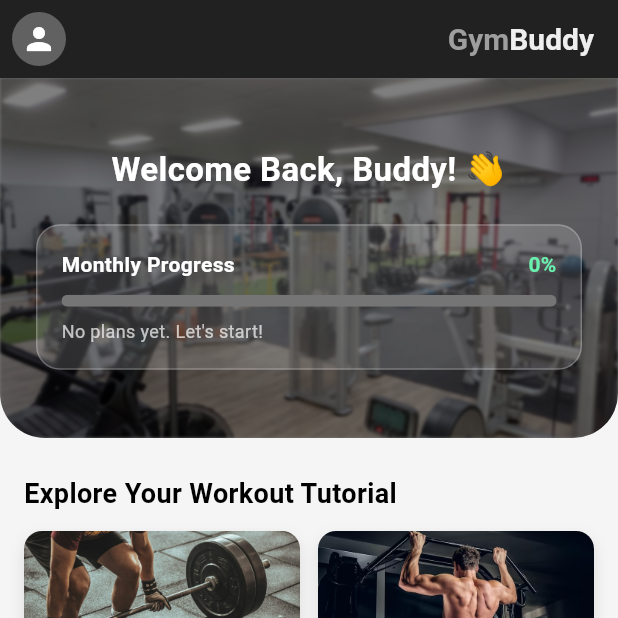
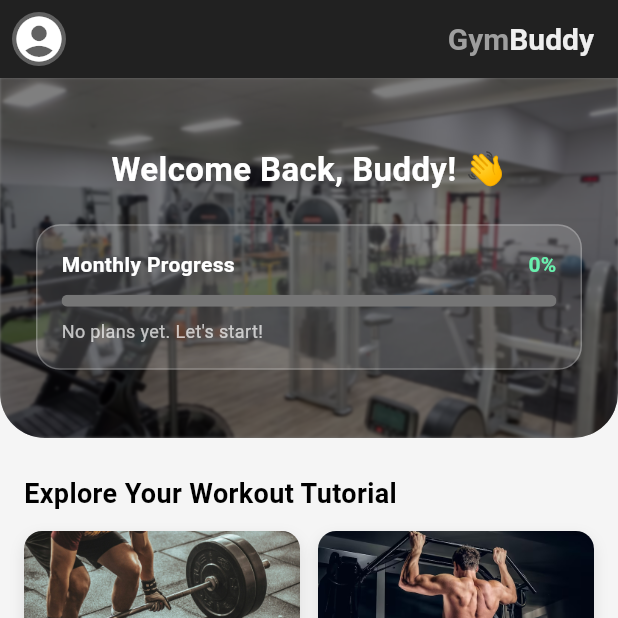
Before and after one commit to pbp-d4-semogalancar/gymbuddy-mobile, a Flutter app: the CommunityPage screen opened directly, item 2 of the bottom bar chosen, after a tap on the "account circle" icon, after a tap on "Home", on a phone screen of 412 x 824 dp, the top half of it. Run offline on Flutter 3.47's test engine with Material 3 defaults, Android fonts, the phone set to English and light mode, and no system bars; missing offline and left inert: pbp_django_auth; network calls fail.

Commit message:
add avatar per header fitur

```diff
--- a/lib/providers/user_provider.dart
+++ b/lib/providers/user_provider.dart
@@ -3,14 +3,21 @@ import 'package:flutter/material.dart';
 class UserProvider with ChangeNotifier {
   int? _userId;
   String? _username;
+  String? _profilePicture;
 
   int? get userId => _userId;
   String? get username => _username;
+  String? get profilePicture => _profilePicture;
 
   // fungsi untuk menyimpan data saat Login berhasil
   void setUser(int id, String uname) {
     _userId = id;
     _username = uname;
+    notifyListeners();
+  }
+
+  void setProfilePicture(String? url) {
+    _profilePicture = url;
     notifyListeners();
   }
 
--- a/lib/screens/community_page.dart
+++ b/lib/screens/community_page.dart
@@ -2,6 +2,7 @@ import 'dart:ui';
 import 'package:flutter/material.dart';
 import 'package:flutter/foundation.dart' show kIsWeb;
 import 'package:gymbuddy/widgets/left_drawer.dart';
+import 'package:gymbuddy/widgets/user_avatar.dart';
 import 'package:gymbuddy/screens/howto_page.dart';
 import 'package:gymbuddy/screens/log_activity_page.dart';
 import 'package:gymbuddy/screens/menu.dart';
@@ -31,7 +32,7 @@ class _CommunityPageState extends State<CommunityPage> {
   String? _error;
 
   final String domain = kIsWeb
-      ? "http://127.0.0.1:8000"
+      ? "https://rexy-adrian-gymbuddy.pbp.cs.ui.ac.id"
       : "http://10.0.2.2:8000";
 
   @override
@@ -144,13 +145,10 @@ class _CommunityPageState extends State<CommunityPage> {
           ),
           child: Row(
             children: [
-              IconButton(
-                icon: const Icon(
-                  Icons.account_circle,
-                  color: Colors.white,
-                  size: 28,
-                ),
-                onPressed: () => Scaffold.of(context).openDrawer(),
+              UserAvatar(
+                isCurrentUser: true,
+                radius: 18,
+                onTap: () => Scaffold.of(context).openDrawer(),
               ),
               const Spacer(),
               Padding(
--- a/lib/screens/create_thread_page.dart
+++ b/lib/screens/create_thread_page.dart
@@ -19,7 +19,7 @@ class _CreateThreadPageState extends State<CreateThreadPage> {
 
   // URL Domain
   final String domain = kIsWeb
-      ? "http://127.0.0.1:8000"
+      ? "https://rexy-adrian-gymbuddy.pbp.cs.ui.ac.id"
       : "http://10.0.2.2:8000";
 
   Future<void> _submitThread(BuildContext context) async {
--- a/lib/screens/edit_thread_page.dart
+++ b/lib/screens/edit_thread_page.dart
@@ -25,7 +25,7 @@ class _EditThreadPageState extends State<EditThreadPage> {
   bool _isLoading = false;
 
   final String domain = kIsWeb
-      ? "http://127.0.0.1:8000"
+      ? "https://rexy-adrian-gymbuddy.pbp.cs.ui.ac.id"
       : "http://10.0.2.2:8000";
 
   @override
--- a/lib/screens/howto_page.dart
+++ b/lib/screens/howto_page.dart
@@ -6,6 +6,7 @@ import 'package:gymbuddy/screens/log_activity_page.dart';
 import 'package:gymbuddy/screens/menu.dart';
 import 'package:gymbuddy/service/howto_service.dart';
 import 'package:gymbuddy/widgets/left_drawer.dart';
+import 'package:gymbuddy/widgets/user_avatar.dart';
 import 'package:pbp_django_auth/pbp_django_auth.dart';
 import 'package:provider/provider.dart';
 
@@ -411,14 +412,10 @@ class _HowtoPageState extends State<HowtoPage> {
           child: Row(
             children: [
               // POIN 2: Icon Profile yang membuka Left Drawer
-              IconButton(
-                icon: const Icon(
-                  Icons.account_circle,
-                  color: Colors.white,
-                  size: 28,
-                ),
-                // Tetap panggil openDrawer agar fungsinya seperti menu burger
-                onPressed: () => Scaffold.of(context).openDrawer(),
+              UserAvatar(
+                isCurrentUser: true,
+                radius: 18,
+                onTap: () => Scaffold.of(context).openDrawer(),
               ),
 
               // Spacer ini akan mendorong widget setelahnya ke paling kanan
--- a/lib/screens/login.dart
+++ b/lib/screens/login.dart
@@ -106,7 +106,7 @@ class _LoginPageState extends State<LoginPage> {
                       // Gunakan '/auth/api/login/' agar masuk ke fungsi 'login_user_api' di backend.
                       // Fungsi ini mengembalikan JSON dan TIDAK melakukan redirect error.
                       final response = await request.login(
-                        "http://127.0.0.1:8000/auth/api/login/",
+                        "https://rexy-adrian-gymbuddy.pbp.cs.ui.ac.id/auth/api/login/",
                         {'username': username, 'password': password},
                       );
 
--- a/lib/screens/menu.dart
+++ b/lib/screens/menu.dart
@@ -8,7 +8,7 @@ import 'package:gymbuddy/screens/log_activity_page.dart';
 import 'package:pbp_django_auth/pbp_django_auth.dart';
 import 'package:provider/provider.dart';
 import 'package:gymbuddy/providers/user_provider.dart';
-import 'package:gymbuddy/widgets/profile_picture_display.dart';
+import 'package:gymbuddy/widgets/user_avatar.dart';
 
 class MyHomePage extends StatefulWidget {
   const MyHomePage({super.key});
@@ -24,8 +24,7 @@ class _MyHomePageState extends State<MyHomePage> {
   int _totalPlans = 0;
   bool _isLoading = true;
 
-  // url profile picture
-  String? _profileImageUrl;
+  final String _baseUrl = "https://rexy-adrian-gymbuddy.pbp.cs.ui.ac.id";
 
   @override
   void initState() {
@@ -34,7 +33,6 @@ class _MyHomePageState extends State<MyHomePage> {
     // Gunakan addPostFrameCallback agar aman akses Provider context
     WidgetsBinding.instance.addPostFrameCallback((_) {
       _fetchProgress();
-      _fetchUserProfile();
     });
   }
 
@@ -45,7 +43,7 @@ class _MyHomePageState extends State<MyHomePage> {
 
     // Tentukan Domain (Localhost Android vs Web)
     final String domain = kIsWeb
-        ? "http://127.0.0.1:8000"
+        ? "https://rexy-adrian-gymbuddy.pbp.cs.ui.ac.id"
         : "http://10.0.2.2:8000";
     final url =
         '$domain/planner/api/get-logs/?year=${now.year}&month=${now.month}';
@@ -81,34 +79,6 @@ class _MyHomePageState extends State<MyHomePage> {
     }
   }
 
-  Future<void> _fetchUserProfile() async {
-    final request = context.read<CookieRequest>();
-    final userProvider = context.read<UserProvider>();
-    final userId = userProvider.userId;
-
-    const String baseUrl = "http://localhost:8000";
-
-    if (userId == null) return;
-
-    try {
-      final response = await request.get('$baseUrl/profile/json/$userId/');
-
-      String? rawUrl = response['profile_picture'];
-
-      if (mounted) {
-        setState(() {
-          if (rawUrl != null && rawUrl.isNotEmpty) {
-             _profileImageUrl = rawUrl;
-          } else {
-             _profileImageUrl = null;
-          }
-        });
-      }
-    } catch (e) {
-      if (mounted) setState(() => _profileImageUrl = null);
-    }
-  }
-
   // --- HEADER / TOP BAR ---
   Widget _topBar() {
     return Builder(
@@ -124,18 +94,10 @@ class _MyHomePageState extends State<MyHomePage> {
           ),
           child: Row(
             children: [
-              GestureDetector(
+              UserAvatar(
+                isCurrentUser: true,
+                radius: 18,
                 onTap: () => Scaffold.of(context).openDrawer(),
-                child: CircleAvatar(
-                  radius: 18,
-                  backgroundColor: Colors.grey.shade700,
-                  backgroundImage: _profileImageUrl != null
-                      ? NetworkImage(_profileImageUrl!)
-                      : null,
-                  child: _profileImageUrl == null
-                      ? const Icon(Icons.person, color: Colors.white)
-                      : null,
-                ),
               ),
 
               const Spacer(),
--- a/lib/screens/register.dart
+++ b/lib/screens/register.dart
@@ -135,7 +135,7 @@ class _RegisterPageState extends State<RegisterPage> {
                       // Perhatikan parameter di backend Anda: 'password1' dan 'password2'
                       // Backend Anda membaca json.loads(request.body) di register_user_api
                       final response = await request.postJson(
-                        "http://127.0.0.1:8000/auth/api/register/",
+                        "https://rexy-adrian-gymbuddy.pbp.cs.ui.ac.id/auth/api/register/",
                         jsonEncode(<String, String>{
                           'username': username,
                           'password1':
--- a/lib/screens/thread_detail.dart
+++ b/lib/screens/thread_detail.dart
@@ -21,7 +21,7 @@ class _ThreadDetailScreenState extends State<ThreadDetailScreen> {
   bool _isLoading = true;
   final TextEditingController _replyController = TextEditingController();
   final String domain = kIsWeb
-      ? "http://127.0.0.1:8000"
+      ? "https://rexy-adrian-gymbuddy.pbp.cs.ui.ac.id"
       : "http://10.0.2.2:8000";
 
   @override
--- a/lib/screens/user_profile/profile_loader_page.dart
+++ b/lib/screens/user_profile/profile_loader_page.dart
@@ -36,8 +36,8 @@ class _ProfileLoaderPageState extends State<ProfileLoaderPage> {
     // --- REQUEST KE BACKEND (DENGAN ID) ---
     // ambil data dari show_json_by_id
     // To connect Android emulator with Django on localhost, use URL http://10.0.2.2/
-    // If you using chrome, use URL http://localhost:8000
-    final response = await request.get('http://localhost:8000/profile/json/$targetId/');
+    // If you using chrome, use URL https://rexy-adrian-gymbuddy.pbp.cs.ui.ac.id
+    final response = await request.get('https://rexy-adrian-gymbuddy.pbp.cs.ui.ac.id/profile/json/$targetId/');
 
     // Parsing JSON ke Model
     return UserProfileEntry.fromJson(response);
--- a/lib/screens/user_profile/user_profile_form.dart
+++ b/lib/screens/user_profile/user_profile_form.dart
@@ -1,5 +1,6 @@
 import 'dart:convert';
 import 'package:flutter/material.dart';
+import 'package:gymbuddy/providers/user_provider.dart';
 import 'package:pbp_django_auth/pbp_django_auth.dart';
 import 'package:provider/provider.dart';
 import 'package:gymbuddy/models/user_profile.dart';
@@ -24,7 +25,7 @@ class _UserProfileFormState extends State<UserProfileForm> {
   bool _isSaving = false;
   bool _showUrlField = true;
 
-  final String _baseUrl = "http://localhost:8000";
+  final String _baseUrl = "https://rexy-adrian-gymbuddy.pbp.cs.ui.ac.id";
 
   @override
   void dispose() {
@@ -65,6 +66,7 @@ class _UserProfileFormState extends State<UserProfileForm> {
       );
 
       if (mounted && response['success'] == true) {
+        context.read<UserProvider>().setProfilePicture(_profilePictureController.text);
         ScaffoldMessenger.of(context).showSnackBar(
           const SnackBar(content: Text("Profil berhasil dibuat!")),
         );
--- a/lib/screens/workout_plan_page.dart
+++ b/lib/screens/workout_plan_page.dart
@@ -28,7 +28,7 @@ class _WorkoutLogPageState extends State<WorkoutLogPage> {
 
   // Backend URL
   final String domain = kIsWeb
-      ? "http://127.0.0.1:8000"
+      ? "https://rexy-adrian-gymbuddy.pbp.cs.ui.ac.id"
       : "http://10.0.2.2:8000";
 
   // --- Helper Functions ---
--- a/lib/service/howto_service.dart
+++ b/lib/service/howto_service.dart
@@ -4,7 +4,7 @@ import 'package:gymbuddy/models/exercise.dart';
 import 'package:pbp_django_auth/pbp_django_auth.dart';
 
 class HowToService {
-  static const String apiBase = "http://localhost:8000/howto/api";
+  static const String apiBase = "https://rexy-adrian-gymbuddy.pbp.cs.ui.ac.id/howto/api";
 
   static Future<List<Exercise>> fetchExercises({String? muscle, String? equipment}) async {
     final uri = Uri.parse("$apiBase/list/").replace(
--- a/lib/service/planner_service.dart
+++ b/lib/service/planner_service.dart
@@ -3,7 +3,7 @@ import 'package:http/http.dart' as http;
 
 class PlannerService {
   // Ganti URL ini dengan URL backend Django Anda (untuk emulator Android gunakan 10.0.2.2)
-  final String baseUrl = "http://127.0.0.1:8000";
+  final String baseUrl = "https://rexy-adrian-gymbuddy.pbp.cs.ui.ac.id";
 
   Future<Map<String, dynamic>> fetchWorkoutLogs(
     int year,
--- a/lib/widgets/left_drawer.dart
+++ b/lib/widgets/left_drawer.dart
@@ -132,7 +132,7 @@ class LeftDrawer extends StatelessWidget {
               // [PERBAIKAN UTAMA]
               // Gunakan URL API '/auth/api/logout/' agar tidak error redirect.
               final response = await request.logout(
-                "http://127.0.0.1:8000/auth/api/logout/",
+                "https://rexy-adrian-gymbuddy.pbp.cs.ui.ac.id/auth/api/logout/",
               );
 
               String message = response["message"];
--- /dev/null
+++ b/lib/widgets/user_avatar.dart
@@ -0,0 +1,101 @@
+import 'package:flutter/material.dart';
+import 'package:pbp_django_auth/pbp_django_auth.dart';
+import 'package:provider/provider.dart';
+import 'package:gymbuddy/providers/user_provider.dart';
+
+class UserAvatar extends StatefulWidget {
+  final String? imageUrl;
+  final double radius;
+  final VoidCallback? onTap;
+  final bool isCurrentUser;
+
+  const UserAvatar({
+    super.key,
+    this.imageUrl,
+    this.radius = 20.0,
+    this.onTap,
+    this.isCurrentUser = false,
+  });
+
+  @override
+  State<UserAvatar> createState() => _UserAvatarState();
+}
+
+class _UserAvatarState extends State<UserAvatar> {
+  final String _baseUrl = "https://rexy-adrian-gymbuddy.pbp.cs.ui.ac.id";
+
+  @override
+  void initState() {
+    super.initState();
+    // Jika ini adalah Current User, widget ini inisiatif fetch data sendiri
+    if (widget.isCurrentUser) {
+      // Panggil fetch setelah frame build selesai agar aman akses context
+      WidgetsBinding.instance.addPostFrameCallback((_) {
+        _fetchMyProfile();
+      });
+    }
+  }
+
+  Future<void> _fetchMyProfile() async {
+    final request = context.read<CookieRequest>();
+    final userProvider = context.read<UserProvider>();
+
+    // Pastikan user sudah login (punya ID)
+    if (userProvider.userId == null) return;
+
+    try {
+      final response = await request.get('$_baseUrl/profile/json/${userProvider.userId}/');
+      String? rawUrl = response['profile_picture'];
+
+      // Cek mounted sebelum update state/provider
+      if (mounted) {
+        // Kita update Provider, agar SEMUA UserAvatar di aplikasi (Drawer dll) ikut berubah
+        userProvider.setProfilePicture(rawUrl);
+      }
+    } catch (e) {
+      // Silent error (biar gak ngerusak UI)
+    }
+  }
+
+  String? _getProxyUrl(String? originalUrl) {
+    if (originalUrl == null || originalUrl.trim().isEmpty) return null;
+    String encodedUrl = Uri.encodeComponent(originalUrl);
+    return "$_baseUrl/profile/proxy-image/?url=$encodedUrl";
+  }
+
+  @override
+  Widget build(BuildContext context) {
+    String? finalUrl = widget.imageUrl;
+
+    // Jika mode Current User, abaikan parameter imageUrl, ambil dari Provider
+    if (widget.isCurrentUser) {
+      // Kita 'watch' provider. Jadi kalau _fetchMyProfile selesai update provider,
+      // widget ini akan rebuild otomatis dengan gambar baru.
+      finalUrl = context.watch<UserProvider>().profilePicture;
+    }
+
+    final String? displayUrl = _getProxyUrl(finalUrl);
+
+    Widget avatar = CircleAvatar(
+      radius: widget.radius,
+      backgroundColor: Colors.grey.shade700,
+      backgroundImage: displayUrl != null
+          ? NetworkImage(displayUrl, headers: const {"Connection": "close"})
+          : null,
+      onBackgroundImageError: displayUrl != null ? (_, __) {} : null,
+      child: displayUrl == null
+          ? Icon(
+              Icons.account_circle,
+              size: widget.radius * 2,
+              color: Colors.white,
+            )
+          : null,
+    );
+
+    if (widget.onTap != null) {
+      return GestureDetector(onTap: widget.onTap, child: avatar);
+    }
+
+    return avatar;
+  }
+}
--- a/lib/widgets/user_profile/delete_profile_dialog.dart
+++ b/lib/widgets/user_profile/delete_profile_dialog.dart
@@ -52,7 +52,7 @@ class DeleteProfileDialog extends StatelessWidget {
               Expanded(
                 child: OutlinedButton(
                   onPressed: () => Navigator.pop(context),
-                  child: const Text("Batal"),
+                  child: const Text("Batal", style: TextStyle(fontWeight: FontWeight.bold, color: Colors.black)),
                 ),
               ),
               const SizedBox(width: 12),
@@ -67,7 +67,7 @@ class DeleteProfileDialog extends StatelessWidget {
                   },
                   child: const Text(
                     "Ya, Hapus",
-                    style: TextStyle(fontWeight: FontWeight.bold),
+                    style: TextStyle(fontWeight: FontWeight.bold, color: Colors.white),
                   ),
                 ),
               ),
```
Also changed, not shown: lib/screens/log_activity_page.dart (+7 -9 lines), lib/screens/user_profile/user_profile_page.dart (+9 -2 lines).
